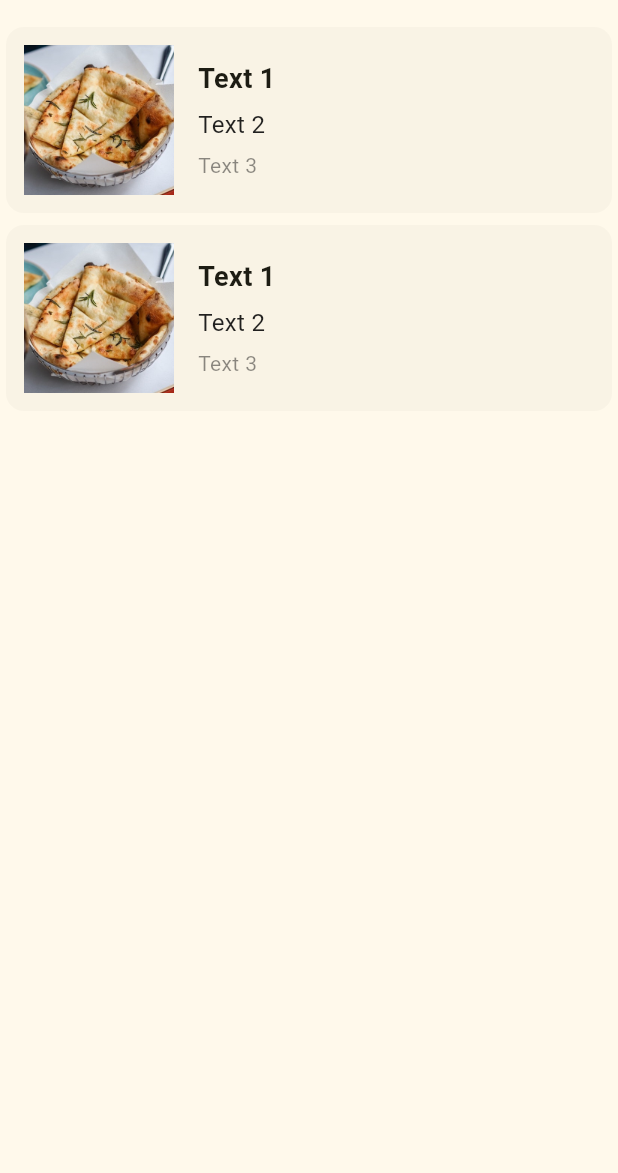
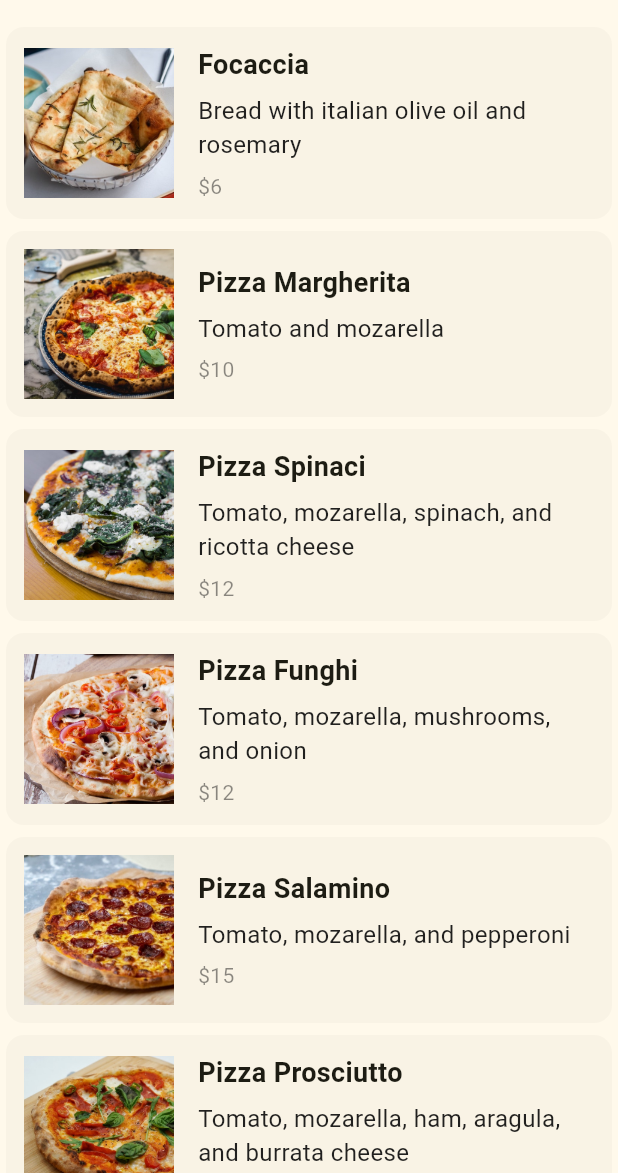
Before and after one commit to Atu141/Pizza_Menu, a Flutter app: the screen it shows after launch, on a phone screen of 412 x 824 dp, the part 63-1236 px from its top. Run offline on Flutter 3.47's test engine with Material 3 defaults, Android fonts, the phone set to English and light mode, and no system bars.

Commit message:
atualização do menu para exibir todas as pizzas

```diff
--- a/lib/menu_item.dart
+++ b/lib/menu_item.dart
@@ -2,7 +2,8 @@ import 'package:flutter/material.dart';
 import 'package:pizza_menu/pizza_data.dart';
 
 class MenuItem extends StatelessWidget {
-  const MenuItem({super.key, required Pizza pizza});
+  final Pizza pizza;
+  const MenuItem({super.key, required this.pizza});
 
   @override
   Widget build(BuildContext context) {
@@ -13,7 +14,7 @@ class MenuItem extends StatelessWidget {
         child: Row(
           children: [
             Image.asset(
-                    "images/focaccia.jpg",
+              "images/${pizza.photoName}",
               width: 100,
               height: 100,
             ),
@@ -26,23 +27,27 @@ class MenuItem extends StatelessWidget {
                 crossAxisAlignment: CrossAxisAlignment.start,
                 children: [
                   Text(
-                          "Text 1",
+                    pizza.name,
                     style: TextStyle(
                       fontSize: 18,
                       fontWeight: FontWeight.bold,
                     ),
                   ),
-                        SizedBox(height: 6,),
+                  SizedBox(
+                    height: 6,
+                  ),
                   Text(
-                          "Text 2",
+                    pizza.ingredients,
                     style: TextStyle(
                       fontSize: 16,
                       color: Colors.black87,
                     ),
                   ),
-                        SizedBox(height: 6,),
+                  SizedBox(
+                    height: 6,
+                  ),
                   Text(
-                          "Text 3",
+                    "\$${pizza.price}",
                     style: TextStyle(
                       color: Colors.black45,
                     ),
--- a/lib/pizza_data.dart
+++ b/lib/pizza_data.dart
@@ -19,42 +19,42 @@ const List<Pizza> pizzaData = [
     name: 'Focaccia',
     ingredients: 'Bread with italian olive oil and rosemary',
     price: 6,
-    photoName: 'pizzas/focaccia.jpg',
+    photoName: 'focaccia.jpg',
     soldOut: false,
   ),
   Pizza(
     name: 'Pizza Margherita',
     ingredients: 'Tomato and mozarella',
     price: 10,
-    photoName: 'pizzas/margherita.jpg',
+    photoName: 'margherita.jpg',
     soldOut: false,
   ),
   Pizza(
     name: 'Pizza Spinaci',
     ingredients: 'Tomato, mozarella, spinach, and ricotta cheese',
     price: 12,
-    photoName: 'pizzas/spinaci.jpg',
+    photoName: 'spinaci.jpg',
     soldOut: false,
   ),
   Pizza(
     name: 'Pizza Funghi',
     ingredients: 'Tomato, mozarella, mushrooms, and onion',
     price: 12,
-    photoName: 'pizzas/funghi.jpg',
+    photoName: 'funghi.jpg',
     soldOut: false,
   ),
   Pizza(
     name: 'Pizza Salamino',
     ingredients: 'Tomato, mozarella, and pepperoni',
     price: 15,
-    photoName: 'pizzas/salamino.jpg',
+    photoName: 'salamino.jpg',
     soldOut: true,
   ),
   Pizza(
     name: 'Pizza Prosciutto',
     ingredients: 'Tomato, mozarella, ham, aragula, and burrata cheese',
     price: 18,
-    photoName: 'pizzas/prosciutto.jpg',
+    photoName: 'prosciutto.jpg',
     soldOut: false,
   ),
 ];
--- a/lib/pizza_menu.dart
+++ b/lib/pizza_menu.dart
@@ -14,12 +14,19 @@ class PizzaMenu extends StatelessWidget {
       ),
       body: SingleChildScrollView(
         child: Column(
-          children: [
-            MenuItem(pizza: pizzaData[0]),
-            MenuItem(pizza: pizzaData[1]),
-          ],
+          children: _buildPizza(),
         ),
       ),
     );
   }
+
+  List<MenuItem> _buildPizza() {
+    List<MenuItem> pizzas = [];
+    for (var p in pizzaData) {
+      pizzas.add(MenuItem(
+        pizza: p,
+      ));
+    }
+    return pizzas;
+  }
 }
```
Lines whose indentation alone changed are shown as unchanged.
